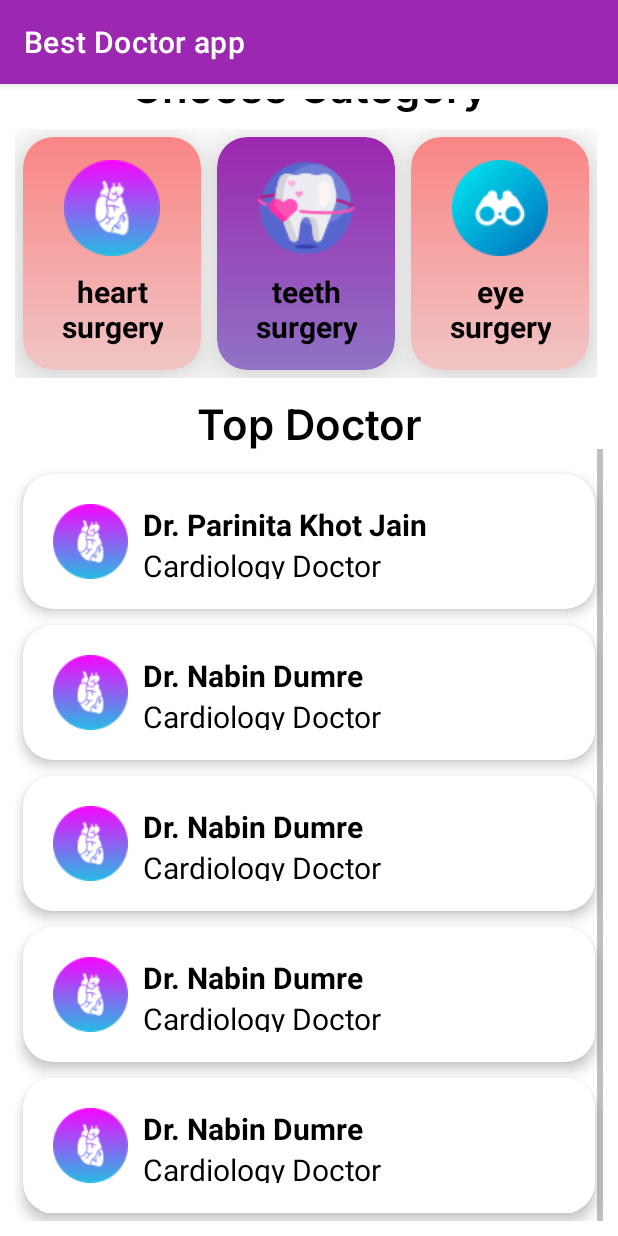
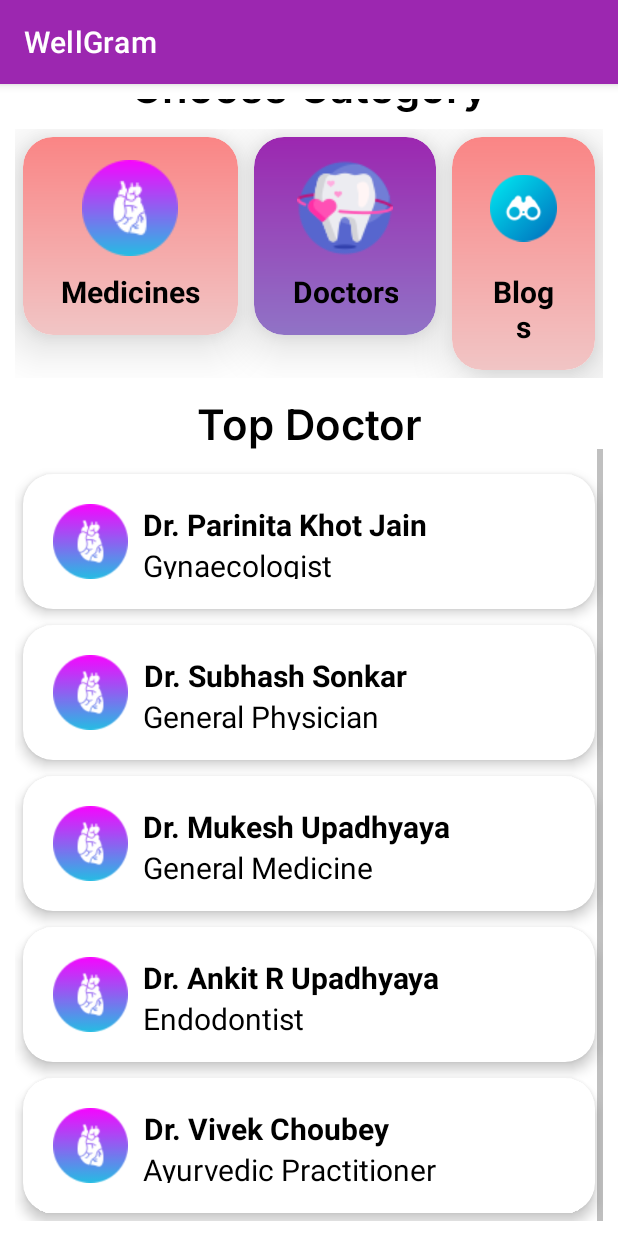
Before and after one commit to Samraddhi01/Wellgram, an Android app: the NewDhashboardActivity screen opened directly, with no data from a screen before it, scrolled down 339 dp, on a phone screen of 412 x 824 dp. Run offline under Robolectric (Android 15) with nearby library versions, the phone set to English and light mode, and no system bars; our stand-ins replace CircleImageView.

Commit message:
Adding Doctor Details

```diff
--- a/app/src/main/res/layout/activity_new_dhashboard.xml
+++ b/app/src/main/res/layout/activity_new_dhashboard.xml
@@ -11,8 +11,8 @@
         android:layout_height="match_parent"
         android:layout_centerInParent="true"
         android:layout_marginHorizontal="10dp"
-        android:scrollIndicators="none"
-        android:layout_marginVertical="10dp">
+        android:layout_marginVertical="10dp"
+        android:scrollIndicators="none">
 
         <LinearLayout
             android:layout_width="match_parent"
@@ -70,9 +70,9 @@
                 android:layout_marginTop="30dp"
                 android:fontFamily="@font/inter_extrabold"
                 android:text="Find your Desired Doctor"
+                android:textAlignment="center"
                 android:textColor="#000"
-                android:textSize="30dp"
-                android:textAlignment="center"/>
+                android:textSize="30dp" />
 
             <ImageView
                 android:id="@+id/docImage"
@@ -88,115 +88,121 @@
                 android:layout_height="wrap_content"
                 android:layout_below="@+id/docImage"
                 android:layout_marginVertical="10dp"
-                android:textAlignment="center"
                 android:layout_marginTop="10dp"
                 android:fontFamily="@font/inter_semibold"
                 android:text="Choose Category"
+                android:textAlignment="center"
                 android:textColor="#000"
                 android:textSize="28dp" />
 
             <LinearLayout
                 android:layout_width="wrap_content"
                 android:layout_height="match_parent"
-                android:orientation="horizontal" >
+                android:orientation="horizontal">
+
                 <androidx.cardview.widget.CardView
                     android:layout_width="match_parent"
-                app:cardElevation="20dp"
+                    android:layout_height="wrap_content"
+                    android:layout_margin="5dp"
                     app:cardCornerRadius="20dp"
-                android:layout_margin="5dp"
-                android:layout_height="wrap_content">
+                    app:cardElevation="20dp">
+
                     <LinearLayout
                         android:id="@+id/medicinesButton"
                         android:layout_width="match_parent"
                         android:layout_height="match_parent"
+                        android:background="@drawable/card1_style"
                         android:gravity="center"
+                        android:orientation="vertical"
                         android:paddingHorizontal="25dp"
-                    android:paddingVertical="15dp"
-                    android:background="@drawable/card1_style"
-                    android:orientation="vertical">
+                        android:paddingVertical="15dp">
 
                         <ImageView
                             android:layout_width="wrap_content"
-                        android:src="@drawable/heart"
-                        android:layout_height="wrap_content"/>
+                            android:layout_height="wrap_content"
+                            android:src="@drawable/heart" />
 
                         <TextView
                             android:layout_width="wrap_content"
-                        android:text="heart\nsurgery"
-                        android:textStyle="bold"
+                            android:layout_height="wrap_content"
+                            android:layout_marginTop="10dp"
                             android:gravity="center"
+                            android:text="Medicines"
+                            android:textColor="#000"
                             android:textSize="20dp"
-                        android:layout_marginTop="10dp"
-                        android:textColor="#000"
-                        android:layout_height="wrap_content"/>
+                            android:textStyle="bold" />
 
 
                     </LinearLayout>
                 </androidx.cardview.widget.CardView>
+
                 <androidx.cardview.widget.CardView
                     android:layout_width="match_parent"
-                app:cardElevation="20dp"
+                    android:layout_height="wrap_content"
+                    android:layout_margin="5dp"
                     app:cardCornerRadius="20dp"
-                android:layout_margin="5dp"
-                android:layout_height="wrap_content">
+                    app:cardElevation="20dp">
+
                     <LinearLayout
                         android:id="@+id/consultantButton"
                         android:layout_width="match_parent"
                         android:layout_height="match_parent"
+                        android:background="@drawable/card2_style"
                         android:gravity="center"
+                        android:orientation="vertical"
                         android:paddingHorizontal="25dp"
-                    android:paddingVertical="15dp"
-                    android:background="@drawable/card2_style"
-                    android:orientation="vertical">
+                        android:paddingVertical="15dp">
 
                         <ImageView
                             android:layout_width="wrap_content"
-                        android:src="@drawable/teeth"
-                        android:layout_height="wrap_content"/>
+                            android:layout_height="wrap_content"
+                            android:src="@drawable/teeth" />
 
                         <TextView
                             android:layout_width="wrap_content"
-                        android:text="teeth\nsurgery"
-                        android:textStyle="bold"
+                            android:layout_height="wrap_content"
+                            android:layout_marginTop="10dp"
                             android:gravity="center"
+                            android:text="Doctors"
+                            android:textColor="#000"
                             android:textSize="20dp"
-                        android:layout_marginTop="10dp"
-                        android:textColor="#000"
-                        android:layout_height="wrap_content"/>
+                            android:textStyle="bold" />
 
 
                     </LinearLayout>
                 </androidx.cardview.widget.CardView>
+
                 <androidx.cardview.widget.CardView
                     android:layout_width="match_parent"
-                app:cardElevation="20dp"
+                    android:layout_height="wrap_content"
+                    android:layout_margin="5dp"
                     app:cardCornerRadius="20dp"
-                android:layout_margin="5dp"
-                android:layout_height="wrap_content">
+                    app:cardElevation="20dp">
+
                     <LinearLayout
                         android:id="@+id/blogButton"
                         android:layout_width="match_parent"
                         android:layout_height="match_parent"
+                        android:background="@drawable/card1_style"
                         android:gravity="center"
+                        android:orientation="vertical"
                         android:paddingHorizontal="25dp"
-                    android:paddingVertical="15dp"
-                    android:background="@drawable/card1_style"
-                    android:orientation="vertical">
+                        android:paddingVertical="15dp">
 
                         <ImageView
                             android:layout_width="wrap_content"
-                        android:src="@drawable/binoculars"
-                        android:layout_height="wrap_content"/>
+                            android:layout_height="wrap_content"
+                            android:src="@drawable/binoculars" />
 
                         <TextView
                             android:layout_width="wrap_content"
-                        android:text="eye\nsurgery"
-                        android:textStyle="bold"
+                            android:layout_height="wrap_content"
+                            android:layout_marginTop="10dp"
                             android:gravity="center"
+                            android:text="Blogs"
+                            android:textColor="#000"
                             android:textSize="20dp"
-                        android:layout_marginTop="10dp"
-                        android:textColor="#000"
-                        android:layout_height="wrap_content"/>
+                            android:textStyle="bold" />
 
 
                     </LinearLayout>
@@ -206,41 +212,42 @@
 
             <TextView
                 android:layout_width="match_parent"
+                android:layout_height="wrap_content"
+                android:layout_marginHorizontal="10dp"
+                android:layout_marginTop="10dp"
+                android:fontFamily="@font/inter_semibold"
                 android:text="Top Doctor"
-                android:textSize="28dp"
                 android:textAlignment="center"
-                android:layout_marginTop="10dp"
                 android:textColor="#000"
-                android:fontFamily="@font/inter_semibold"
-                android:layout_marginHorizontal="10dp"
-                android:layout_height="wrap_content"/>
+                android:textSize="28dp" />
 
             <LinearLayout
                 android:layout_width="match_parent"
                 android:layout_height="match_parent"
-                android:orientation="vertical"
-                android:layout_marginTop="10dp">
+                android:layout_marginTop="10dp"
+                android:orientation="vertical">
 
                 <androidx.cardview.widget.CardView
                     android:layout_width="match_parent"
-                    app:cardElevation="5dp"
+                    android:layout_height="wrap_content"
+                    android:layout_margin="5dp"
                     app:cardCornerRadius="20dp"
-                    android:layout_margin="5dp"
-                    android:layout_height="wrap_content">
+                    app:cardElevation="5dp">
+
                     <LinearLayout
                         android:id="@+id/doctor1"
                         android:layout_width="match_parent"
                         android:layout_height="match_parent"
+                        android:background="#00D0B7B7"
                         android:gravity="center"
+                        android:orientation="horizontal"
                         android:paddingHorizontal="20dp"
-                        android:paddingVertical="20dp"
-                        android:background="#00D0B7B7"
-                        android:orientation="horizontal">
+                        android:paddingVertical="20dp">
 
                         <ImageView
                             android:layout_width="50dp"
-                            android:src="@drawable/heart"
-                            android:layout_height="50dp"/>
+                            android:layout_height="50dp"
+                            android:src="@drawable/heart" />
 
                         <LinearLayout
                             android:layout_width="match_parent"
@@ -250,44 +257,47 @@
 
                             <TextView
                                 android:layout_width="wrap_content"
+                                android:layout_height="wrap_content"
+                                android:gravity="center"
                                 android:text="Dr. Parinita Khot Jain"
-                                android:textStyle="bold"
-                                android:gravity="center"
+                                android:textColor="#000"
                                 android:textSize="20dp"
-                                android:textColor="#000"
-                                android:layout_height="wrap_content"/>
+                                android:textStyle="bold" />
+
                             <TextView
                                 android:layout_width="wrap_content"
-                                android:text="Cardiology Doctor"
-                                android:textStyle="normal"
+                                android:layout_height="wrap_content"
                                 android:gravity="center"
+                                android:text="Gynaecologist"
+                                android:textColor="#000"
                                 android:textSize="20dp"
-                                android:textColor="#000"
-                                android:layout_height="wrap_content"/>
+                                android:textStyle="normal" />
 
                         </LinearLayout>
                     </LinearLayout>
                 </androidx.cardview.widget.CardView>
+
                 <androidx.cardview.widget.CardView
                     android:layout_width="match_parent"
-                    app:cardElevation="5dp"
+                    android:layout_height="wrap_content"
+                    android:layout_margin="5dp"
                     app:cardCornerRadius="20dp"
-                    android:layout_margin="5dp"
-                    android:layout_height="wrap_content">
+                    app:cardElevation="5dp">
+
                     <LinearLayout
                         android:id="@+id/doctor2"
                         android:layout_width="match_parent"
                         android:layout_height="match_parent"
+                        android:background="#00D0B7B7"
                         android:gravity="center"
+                        android:orientation="horizontal"
                         android:paddingHorizontal="20dp"
-                        android:paddingVertical="20dp"
-                        android:background="#00D0B7B7"
-                        android:orientation="horizontal">
+                        android:paddingVertical="20dp">
 
                         <ImageView
                             android:layout_width="50dp"
-                            android:src="@drawable/heart"
-                            android:layout_height="50dp"/>
+                            android:layout_height="50dp"
+                            android:src="@drawable/heart" />
 
                         <LinearLayout
                             android:layout_width="match_parent"
@@ -297,44 +307,47 @@
 
                             <TextView
                                 android:layout_width="wrap_content"
-                                android:text="Dr. Nabin Dumre"
-                                android:textStyle="bold"
+                                android:layout_height="wrap_content"
                                 android:gravity="center"
+                                android:text="Dr. Subhash Sonkar"
+                                android:textColor="#000"
                                 android:textSize="20dp"
-                                android:textColor="#000"
-                                android:layout_height="wrap_content"/>
+                                android:textStyle="bold" />
+
                             <TextView
                                 android:layout_width="wrap_content"
-                                android:text="Cardiology Doctor"
-                                android:textStyle="normal"
+                                android:layout_height="wrap_content"
                                 android:gravity="center"
+                                android:text="General Physician"
+                                android:textColor="#000"
                                 android:textSize="20dp"
-                                android:textColor="#000"
-                                android:layout_height="wrap_content"/>
+                                android:textStyle="normal" />
 
                         </LinearLayout>
                     </LinearLayout>
                 </androidx.cardview.widget.CardView>
+
                 <androidx.cardview.widget.CardView
                     android:layout_width="match_parent"
-                    app:cardElevation="5dp"
+                    android:layout_height="wrap_content"
+                    android:layout_margin="5dp"
                     app:cardCornerRadius="20dp"
-                    android:layout_margin="5dp"
-                    android:layout_height="wrap_content">
+                    app:cardElevation="5dp">
+
                     <LinearLayout
                         android:id="@+id/doctor3"
                         android:layout_width="match_parent"
                         android:layout_height="match_parent"
+                        android:background="#00D0B7B7"
                         android:gravity="center"
+                        android:orientation="horizontal"
                         android:paddingHorizontal="20dp"
-                        android:paddingVertical="20dp"
-                        android:background="#00D0B7B7"
-                        android:orientation="horizontal">
+                        android:paddingVertical="20dp">
 
                         <ImageView
                             android:layout_width="50dp"
-                            android:src="@drawable/heart"
-                            android:layout_height="50dp"/>
+                            android:layout_height="50dp"
+                            android:src="@drawable/heart" />
 
                         <LinearLayout
                             android:layout_width="match_parent"
@@ -344,44 +357,47 @@
 
                             <TextView
                                 android:layout_width="wrap_content"
-                                android:text="Dr. Nabin Dumre"
-                                android:textStyle="bold"
+                                android:layout_height="wrap_content"
                                 android:gravity="center"
+                                android:text="Dr. Mukesh Upadhyaya"
+                                android:textColor="#000"
                                 android:textSize="20dp"
-                                android:textColor="#000"
-                                android:layout_height="wrap_content"/>
+                                android:textStyle="bold" />
+
                             <TextView
                                 android:layout_width="wrap_content"
-                                android:text="Cardiology Doctor"
-                                android:textStyle="normal"
+                                android:layout_height="wrap_content"
                                 android:gravity="center"
+                                android:text="General Medicine"
+                                android:textColor="#000"
                                 android:textSize="20dp"
-                                android:textColor="#000"
-                                android:layout_height="wrap_content"/>
+                                android:textStyle="normal" />
 
                         </LinearLayout>
                     </LinearLayout>
                 </androidx.cardview.widget.CardView>
+
                 <androidx.cardview.widget.CardView
                     android:layout_width="match_parent"
-                    app:cardElevation="5dp"
+                    android:layout_height="wrap_content"
+                    android:layout_margin="5dp"
                     app:cardCornerRadius="20dp"
-                    android:layout_margin="5dp"
-                    android:layout_height="wrap_content">
+                    app:cardElevation="5dp">
+
                     <LinearLayout
                         android:id="@+id/doctor4"
                         android:layout_width="match_parent"
                         android:layout_height="match_parent"
+                        android:background="#00D0B7B7"
                         android:gravity="center"
+                        android:orientation="horizontal"
                         android:paddingHorizontal="20dp"
-                        android:paddingVertical="20dp"
-                        android:background="#00D0B7B7"
-                        android:orientation="horizontal">
+                        android:paddingVertical="20dp">
 
                         <ImageView
                             android:layout_width="50dp"
-                            android:src="@drawable/heart"
-                            android:layout_height="50dp"/>
+                            android:layout_height="50dp"
+                            android:src="@drawable/heart" />
 
                         <LinearLayout
                             android:layout_width="match_parent"
@@ -391,44 +407,47 @@
 
                             <TextView
                                 android:layout_width="wrap_content"
-                                android:text="Dr. Nabin Dumre"
-                                android:textStyle="bold"
+                                android:layout_height="wrap_content"
                                 android:gravity="center"
+                                android:text="Dr. Ankit R Upadhyaya"
+                                android:textColor="#000"
                                 android:textSize="20dp"
-                                android:textColor="#000"
-                                android:layout_height="wrap_content"/>
+                                android:textStyle="bold" />
+
                             <TextView
                                 android:layout_width="wrap_content"
-                                android:text="Cardiology Doctor"
-                                android:textStyle="normal"
+                                android:layout_height="wrap_content"
                                 android:gravity="center"
+                                android:text="Endodontist"
+                                android:textColor="#000"
                                 android:textSize="20dp"
-                                android:textColor="#000"
-                                android:layout_height="wrap_content"/>
+                                android:textStyle="normal" />
 
                         </LinearLayout>
                     </LinearLayout>
                 </androidx.cardview.widget.CardView>
+
                 <androidx.cardview.widget.CardView
                     android:layout_width="match_parent"
-                    app:cardElevation="5dp"
+                    android:layout_height="wrap_content"
+                    android:layout_margin="5dp"
                     app:cardCornerRadius="20dp"
-                    android:layout_margin="5dp"
-                    android:layout_height="wrap_content">
+                    app:cardElevation="5dp">
+
                     <LinearLayout
                         android:id="@+id/doctor5"
                         android:layout_width="match_parent"
                         android:layout_height="match_parent"
+                        android:background="#00D0B7B7"
                         android:gravity="center"
+                        android:orientation="horizontal"
                         android:paddingHorizontal="20dp"
-                        android:paddingVertical="20dp"
-                        android:background="#00D0B7B7"
-                        android:orientation="horizontal">
+                        android:paddingVertical="20dp">
 
                         <ImageView
                             android:layout_width="50dp"
-                            android:src="@drawable/heart"
-                            android:layout_height="50dp"/>
+                            android:layout_height="50dp"
+                            android:src="@drawable/heart" />
 
                         <LinearLayout
                             android:layout_width="match_parent"
@@ -438,20 +457,21 @@
 
                             <TextView
                                 android:layout_width="wrap_content"
-                                android:text="Dr. Nabin Dumre"
-                                android:textStyle="bold"
+                                android:layout_height="wrap_content"
                                 android:gravity="center"
+                                android:text="Dr. Vivek Choubey"
+                                android:textColor="#000"
                                 android:textSize="20dp"
-                                android:textColor="#000"
-                                android:layout_height="wrap_content"/>
+                                android:textStyle="bold" />
+
                             <TextView
                                 android:layout_width="wrap_content"
-                                android:text="Cardiology Doctor"
-                                android:textStyle="normal"
+                                android:layout_height="wrap_content"
                                 android:gravity="center"
+                                android:text="Ayurvedic Practitioner"
+                                android:textColor="#000"
                                 android:textSize="20dp"
-                                android:textColor="#000"
-                                android:layout_height="wrap_content"/>
+                                android:textStyle="normal" />
 
                         </LinearLayout>
                     </LinearLayout>
--- a/app/src/main/res/values/strings.xml
+++ b/app/src/main/res/values/strings.xml
@@ -1,5 +1,5 @@
 <resources>
-    <string name="app_name">Best Doctor app</string>
+    <string name="app_name">WellGram</string>
     <string name="nav_open">Open</string>
     <string name="nav_close">Close</string>
 </resources>
```
Also changed, not shown: app/src/main/res/layout/activity_doctor.xml (+96 -11 lines). Lines whose indentation alone changed are shown as unchanged.
